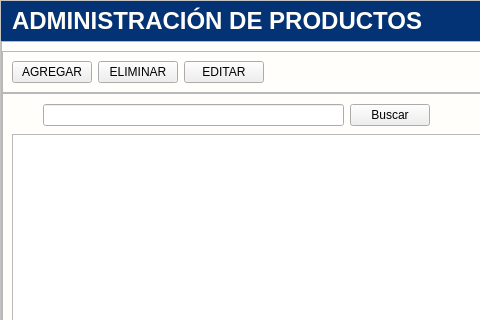
Above: app/View/UserInterfaceUi/UI_CONTROL_PRODUCTOS.ui from LAngelVp/software-punto-de-venta before the change; both pictures show x 0 to 480 and y 0 to 320 of the 743 by 433 pixel window. Below: the same form after it.
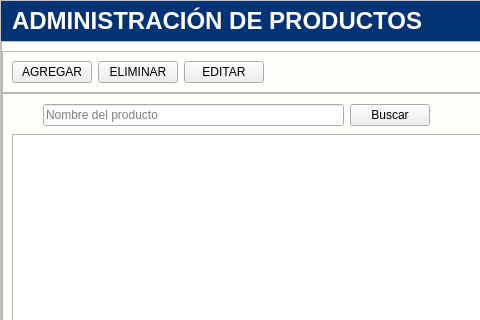
That is the form after the change. Icons and pictures are not drawn.

The edit to the form file:
```diff
--- a/app/View/UserInterfaceUi/UI_CONTROL_PRODUCTOS.ui
+++ b/app/View/UserInterfaceUi/UI_CONTROL_PRODUCTOS.ui
@@ -323,7 +323,14 @@
                </widget>
               </item>
               <item>
-               <widget class="QLineEdit" name="txt_buscar"/>
+               <widget class="QLineEdit" name="txt_buscar">
+                <property name="placeholderText">
+                 <string>Nombre del producto</string>
+                </property>
+                <property name="clearButtonEnabled">
+                 <bool>true</bool>
+                </property>
+               </widget>
               </item>
               <item>
                <widget class="QPushButton" name="btn_btn_buscar">
```
